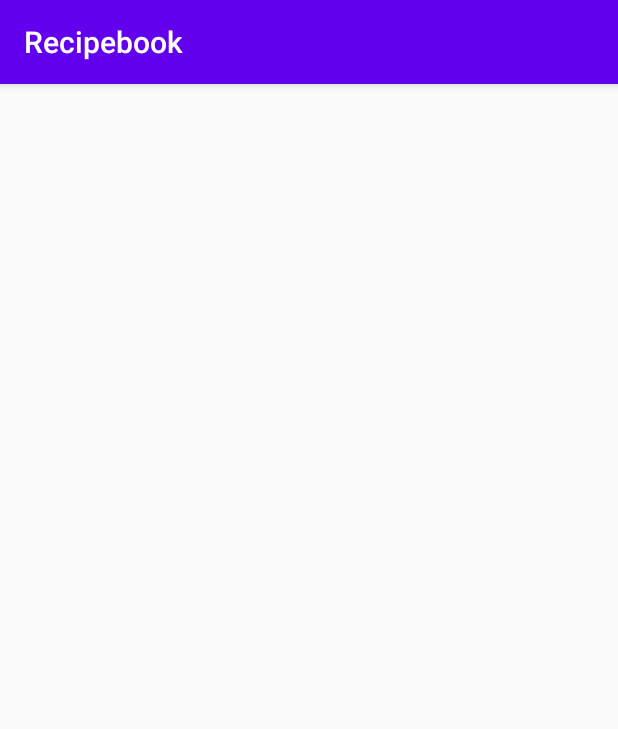
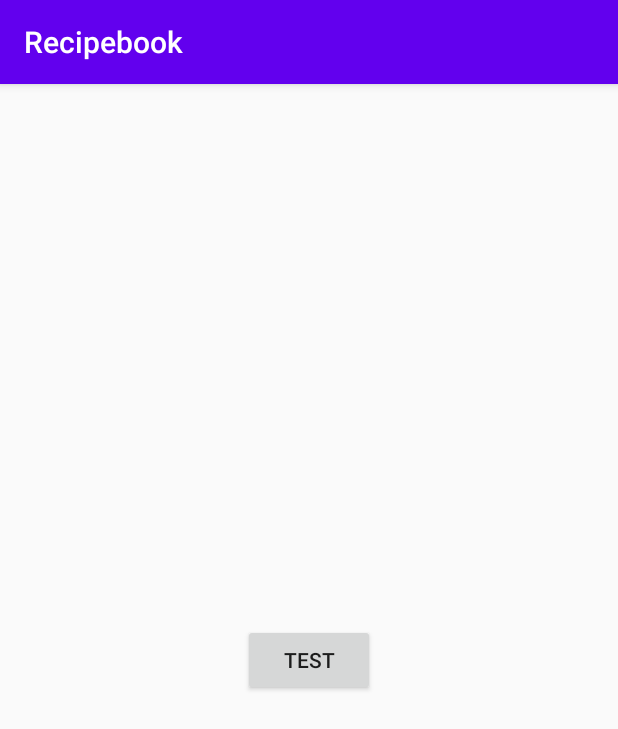
Before and after one commit to s-ayush2903/Recipebook, an Android app: the screen it shows after launch (RecipeListActivity), on a phone screen of 412 x 824 dp. Shown: the top 729 px of the screen. Run offline under Robolectric (Android 15) with nearby library versions, the phone set to English and light mode, and no system bars; our stand-ins replace Dagger/Hilt's generated code.

Commit message:
Revert "Set the button vis to gonr and set up the recyclerView with placeholder"
This reverts commit d97b2c46d0b6c9f9f554e983dc797fd4b6f61cfb.

```diff
--- a/app/build.gradle
+++ b/app/build.gradle
@@ -43,9 +43,8 @@ dependencies {
 
   // Constraint Layout
   implementation 'androidx.constraintlayout:constraintlayout:1.1.3'
-    implementation 'androidx.legacy:legacy-support-v4:1.0.0'
 
-    // Retrofit
+  // Retrofit
   def retrofitVersion = "2.9.0"
   implementation "com.squareup.retrofit2:retrofit:$retrofitVersion"
   implementation "com.squareup.retrofit2:converter-gson:$retrofitVersion"
--- a/app/src/main/java/com/stvayush/recipebook/core/BaseActivity.kt
+++ b/app/src/main/java/com/stvayush/recipebook/core/BaseActivity.kt
@@ -5,15 +5,11 @@ import android.widget.FrameLayout
 import android.widget.ProgressBar
 import androidx.appcompat.app.AppCompatActivity
 import androidx.constraintlayout.widget.ConstraintLayout
-import androidx.recyclerview.widget.LinearLayoutManager
 import com.stvayush.recipebook.R
-import kotlinx.android.synthetic.main.activity_base.*
+
 /**
  * Authored by s-ayush2903 on 16/7/20
  */
-//added to create the recyclerView
-private lateinit var LinearLayoutManager: LinearLayoutManager
-
 abstract class BaseActivity : AppCompatActivity() {
     var progressBar: ProgressBar? = null
     override fun setContentView(layoutResID: Int) {
@@ -24,9 +20,6 @@ abstract class BaseActivity : AppCompatActivity() {
         progressBar = constraintLayout.findViewById(R.id.progress_bar)
         layoutInflater.inflate(layoutResID, frameLayout, true)
         super.setContentView(constraintLayout)
-
-        LinearLayoutManager = LinearLayoutManager(this)  //added for creating RecyclerView
-        recyclerView.layoutManager = LinearLayoutManager
     }
 
     fun showProgressBar(visible: Boolean) {
--- a/app/src/main/res/layout/activity_base.xml
+++ b/app/src/main/res/layout/activity_base.xml
@@ -7,8 +7,7 @@
     <FrameLayout
         android:id="@+id/activity_content"
         android:layout_width="match_parent"
-        android:layout_height="match_parent" >
-    </FrameLayout>
+        android:layout_height="match_parent" />
 
     <ProgressBar
         android:id="@+id/progress_bar"
@@ -21,14 +20,4 @@
         app:layout_constraintStart_toStartOf="parent"
         app:layout_constraintTop_toTopOf="parent" />
 
-    <androidx.recyclerview.widget.RecyclerView
-        android:id="@+id/recyclerView"
-        android:layout_width="match_parent"
-        android:layout_height="match_parent"
-        android:scrollbars="vertical"
-        app:layout_constraintBottom_toBottomOf="parent"
-        app:layout_constraintEnd_toEndOf="parent"
-        app:layout_constraintStart_toStartOf="parent"
-        app:layout_constraintTop_toTopOf="parent" />
-
 </androidx.constraintlayout.widget.ConstraintLayout>
--- a/app/src/main/res/layout/activity_recipe_list.xml
+++ b/app/src/main/res/layout/activity_recipe_list.xml
@@ -12,7 +12,6 @@
         android:layout_width="wrap_content"
         android:layout_height="wrap_content"
         android:text="test"
-        android:visibility="gone"
         app:layout_constraintBottom_toBottomOf="parent"
         app:layout_constraintEnd_toEndOf="parent"
         app:layout_constraintStart_toStartOf="parent"
--- a/app/src/main/res/values/strings.xml
+++ b/app/src/main/res/values/strings.xml
@@ -1,6 +1,3 @@
 <resources>
     <string name="app_name">Recipebook</string>
-    <!-- TODO: Remove or change this placeholder text -->
-    <string name="hello_blank_fragment">Hello blank fragment</string>
-    <string name="todo">TODO</string>
 </resources>
--- a/build.gradle
+++ b/build.gradle
@@ -8,7 +8,7 @@ buildscript {
   }
 
   dependencies {
-    classpath 'com.android.tools.build:gradle:4.1.1'
+    classpath "com.android.tools.build:gradle:4.0.0"
     classpath "org.jetbrains.kotlin:kotlin-gradle-plugin:$kotlinVersion"
     classpath "com.google.dagger:hilt-android-gradle-plugin:$hiltVersion"
     // NOTE: Do not place your application dependencies here; they belong
```
Also changed, not shown: app/src/main/res/layout/recyclerview_item_row.xml (deleted, +0 -53 lines), gradle/wrapper/gradle-wrapper.properties.
